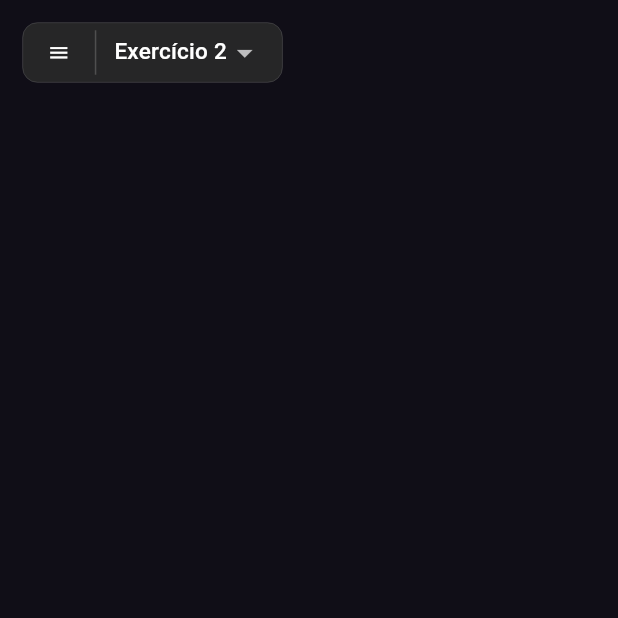
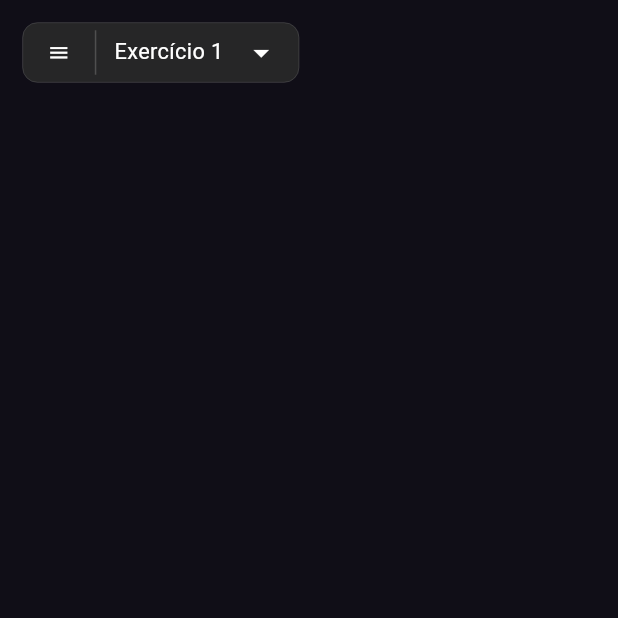
Before and after one commit to MatheusNSantiago/automaton-simulator, a Flutter app: the screen it shows after launch, on a phone screen of 412 x 824 dp, the top half of it. Run offline on Flutter 3.47's test engine with Material 2 defaults, Android fonts, the phone set to English and light mode, and no system bars; drawn by our look-alikes of dropdown_button2; our stand-ins replace bloc, flutter_bloc, get_it, injectable.

Commit message:
feat(fileDropdown): implement naive file dropdown prototype

```diff
--- a/automata.json
+++ b/automata.json
@@ -1,32 +1 @@
-{
-    "canvasName": "Teste",
-    "nodes": [
-        {
-            "position": {
-                "x": 385.82952880859375,
-                "y": 226.20700073242188
-            },
-            "label": "Q0",
-            "color": 4282682111
-        },
-        {
-            "position": {
-                "x": 699.5835571289062,
-                "y": 175.7628173828125
-            },
-            "label": "Q1",
-            "color": 4282682111
-        }
-    ],
-    "links": [
-        {
-            "from": "Q0",
-            "to": "Q1",
-            "cp": {
-                "x": 577.70654296875,
-                "y": 235.9849090576172
-            },
-            "label": "a"
-        }
-    ]
-}
+{"canvasName":"Teste","nodes":[{"position":{"x":100.0,"y":300.0},"label":"Q0","color":4282682111},{"position":{"x":280.0,"y":300.0},"label":"Q1","color":4282682111}],"links":[{"from":"Q0","to":"Q1","cp":{"x":225.0,"y":335.0},"label":"a"}]}
--- /dev/null
+++ b/lib/presentation/menus/top/file_dropdown.dart
@@ -0,0 +1,128 @@
+import 'package:automata_simulator/constants.dart';
+import 'package:dropdown_button2/dropdown_button2.dart';
+import 'package:flutter/material.dart';
+
+class FileDropdown extends StatefulWidget {
+  const FileDropdown({super.key});
+
+  @override
+  State<FileDropdown> createState() => _FileDropdownState();
+}
+
+class _FileDropdownState extends State<FileDropdown> {
+  final Map<String, bool> items = {
+    'Exercício 1': true,
+    'Exercício 2': true,
+    'Exercício 3': false,
+    'Exercício 4': false,
+    'Exercício 5': false,
+    'Exercício 6': false,
+    'Exercício 7': false,
+  };
+
+  String selectedItem = 'Exercício 1';
+
+  @override
+  Widget build(BuildContext context) {
+    return DropdownButtonHideUnderline(
+      child: DropdownButton2(
+        customButton: DropdownButtonPreClick(selectedItem: selectedItem),
+        items: items.keys.map((item) {
+          final isSelected = selectedItem == item;
+          final wasSubmitted = items[item]!;
+
+          return DropdownMenuItem(
+              enabled: !isSelected,
+              onTap: () => setState(() => selectedItem = item),
+              value: item,
+              child: InkWell(
+                child: Container(
+                  height: double.infinity,
+                  padding: const EdgeInsets.symmetric(horizontal: 13.0),
+                  decoration: BoxDecoration(
+                    border: isSelected
+                        ? const Border(
+                            left: BorderSide(color: kNodeColor, width: 2))
+                        : null,
+                  ),
+                  child: Row(
+                    children: [
+                      Expanded(
+                        child: Text(
+                          item,
+                          style: TextStyle(
+                            fontSize: 15,
+                            color: (wasSubmitted || isSelected)
+                                ? Colors.white
+                                : kFaintTextColor,
+                          ),
+                        ),
+                      ),
+                      const SizedBox(width: 16),
+                      Icon(
+                        wasSubmitted
+                            ? Icons.check_circle_rounded
+                            : Icons.query_builder,
+                        color: wasSubmitted ? Colors.green : kFaintTextColor,
+                        size: 17,
+                      )
+                    ],
+                  ),
+                ),
+              ));
+        }).toList(),
+        value: selectedItem,
+        onChanged: (value) {},
+        menuItemStyleData: const MenuItemStyleData(
+          height: 40,
+          padding: EdgeInsets.zero,
+        ),
+        dropdownStyleData: DropdownStyleData(
+          width: 137,
+          isOverButton: true,
+          offset: const Offset(0, 8),
+          padding: const EdgeInsets.only(bottom: 2),
+          decoration: BoxDecoration(
+            color: kButtonColor,
+            border: Border.all(color: kButtonBorderColor, width: 0.2),
+            borderRadius: const BorderRadius.only(
+              bottomRight: Radius.circular(10),
+              bottomLeft: Radius.circular(10),
+              topRight: Radius.circular(10),
+            ),
+          ),
+          elevation: 0,
+        ),
+      ),
+    );
+  }
+}
+
+class DropdownButtonPreClick extends StatelessWidget {
+  const DropdownButtonPreClick({
+    super.key,
+    required this.selectedItem,
+  });
+
+  final String selectedItem;
+
+  @override
+  Widget build(BuildContext context) {
+    return Padding(
+      padding: const EdgeInsets.symmetric(horizontal: 13.0),
+      child: SizedBox(
+        width: 110,
+        child: Row(
+          mainAxisAlignment: MainAxisAlignment.spaceBetween,
+          children: [
+            Text(
+              selectedItem,
+              style: const TextStyle(fontSize: 14.5),
+            ),
+            const Icon(Icons.arrow_drop_down),
+          ],
+        ),
+      ),
+    );
+  }
+}
--- a/lib/presentation/menus/top/file_name.dart
+++ /dev/null
@@ -1,20 +0,0 @@
-import 'package:flutter/material.dart';
-
-class FileName extends StatelessWidget {
-  const FileName({super.key});
-
-  @override
-  Widget build(BuildContext context) {
-    return DropdownButton(
-      onChanged: (value) {},
-      underline: const SizedBox(),
-      borderRadius: BorderRadius.circular(10),
-      padding: const EdgeInsets.symmetric(horizontal: 13),
-      items: const [
-        DropdownMenuItem(
-          child: Text("Exercício 2", style: TextStyle(fontSize: 15),),
-        ),
-      ],
-    );
-  }
-}
--- a/lib/presentation/menus/top/top_menus.dart
+++ b/lib/presentation/menus/top/top_menus.dart
@@ -1,6 +1,6 @@
 import 'package:automata_simulator/presentation/menus/components/menu_container.dart';
 import 'package:automata_simulator/presentation/menus/components/vertical_divider.dart';
-import 'package:automata_simulator/presentation/menus/top/file_name.dart';
+import 'package:automata_simulator/presentation/menus/top/file_dropdown.dart';
 import 'package:flutter/material.dart';
 
 import 'hamburger_button.dart';
@@ -20,7 +20,7 @@ class TopMenus extends StatelessWidget {
             children: [
               HamburguerButton(),
               CustomVerticalDivider(),
-              FileName(),
+              FileDropdown(),
             ],
           ),
           Spacer(),
--- a/pubspec.yaml
+++ b/pubspec.yaml
@@ -35,6 +35,7 @@ dependencies:
   bloc: ^8.1.2
   injectable: ^2.1.2
   get_it: ^7.6.0
+  dropdown_button2: ^2.3.5
 dev_dependencies:
   flutter_test:
     sdk: flutter
```
Also changed, not shown: pubspec.lock.
